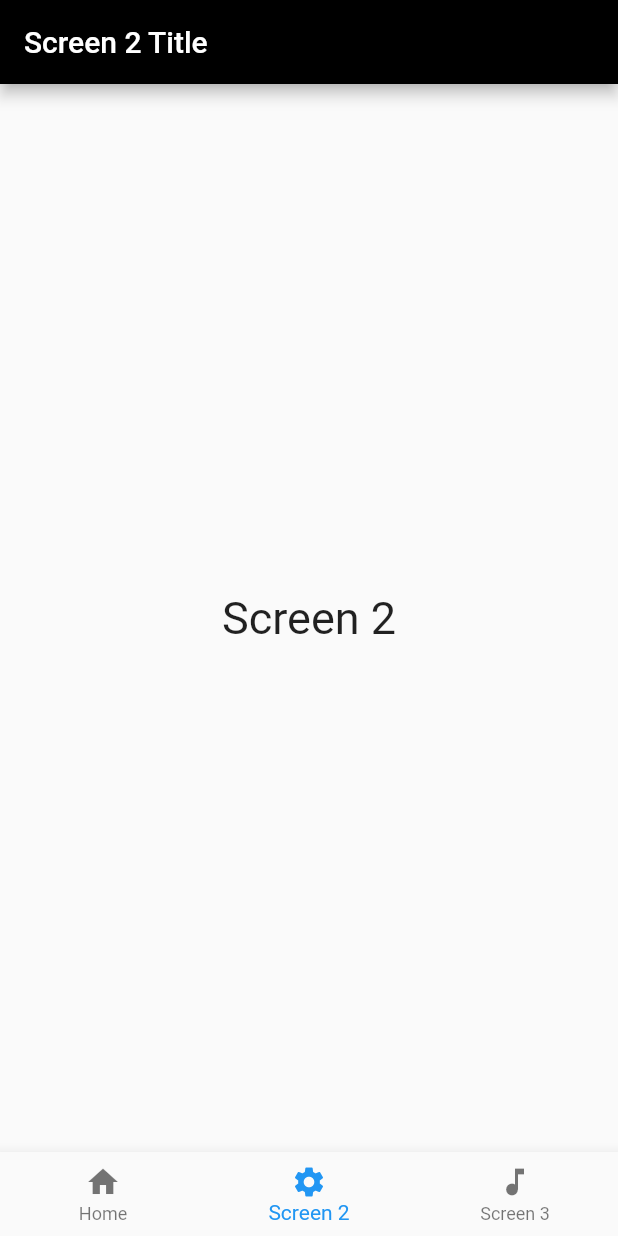
After one commit to AlbertoGobbo/MPM_Project, a Flutter app: the screen it shows after launch, item 2 of the bottom bar chosen, on a phone screen of 412 x 824 dp. The commit adds this screen. Run offline on Flutter 3.47's test engine with Material 2 defaults, Android fonts, the phone set to English and light mode, and no system bars.

Commit message:
Add the bottom navigation bar

```diff
--- a/test_app/lib/main.dart
+++ b/test_app/lib/main.dart
@@ -1,5 +1,7 @@
 import 'package:flutter/material.dart';
-// import 'package:english_words/english_words.dart';
+import './screen1.dart';
+import './screen2.dart';
+import './screen3.dart';
 
 void main() {
   runApp(const MyApp());
@@ -12,86 +14,45 @@ class MyApp extends StatelessWidget {
   @override
   Widget build(BuildContext context) {
     return MaterialApp(
+      debugShowCheckedModeBanner: false,
       title: 'HealthyFood',
       theme: ThemeData(
           appBarTheme: const AppBarTheme(
         backgroundColor: Colors.black,
         foregroundColor: Colors.white,
       )),
-      home: const IngrediantsList(),
+      home: const HomePage(),
     );
   }
 }
 
-class IngrediantsList extends StatefulWidget {
-  const IngrediantsList({Key? key}) : super(key: key);
+class HomePage extends StatefulWidget {
+  const HomePage({Key? key}) : super(key: key);
 
   @override
-  State<IngrediantsList> createState() => _IngrediantsListState();
+  State<HomePage> createState() => _HomePageState();
 }
 
-// The state of IngrediantsList, which can be changed inside the immutable IngrediantsList widget
-class _IngrediantsListState extends State<IngrediantsList> {
-  late List<bool> _isChecked;
-  // This list will contain all the ingredients and the information about nutritional values from the dataset
-  // _ingrediants = <String>[];
-  final List<String> _ingrediants = [
-    "Pasta",
-    "Rice",
-    "Pizza",
-    "Ham",
-    "Potato",
-    "Pomato",
-    "Cucumber",
-    "Jam",
-    "Orange",
-    "Apple",
-    "Sugar",
-    "Salt",
-    "Lemon"
+// The state of HomePage, which can be changed inside the immutable HomePage widget
+class _HomePageState extends State<HomePage> {
+  int _selectedScreenIndex = 0;
+  final List _screens = [
+    {"screen": const Screen1(), "title": "Ingrediants List"},
+    {"screen": const Screen2(), "title": "Screen 2 Title"},
+    {"screen": const Screen3(), "title": "Screen 3 Title"},
   ];
 
-  final List<String> _selectedIngrediants = [];
-
-  void _pushCreateRecipe() {
-    Navigator.of(context).push(
-      MaterialPageRoute<void>(
-        builder: (context) {
-          final tiles = _selectedIngrediants.map(
-            (ingredient) {
-              return ListTile(
-                title: Text(
-                  ingredient,
-                  style: const TextStyle(fontSize: 20),
-                ),
-              );
-            },
-          );
-
-          final divided = tiles.isNotEmpty
-              ? ListTile.divideTiles(context: context, tiles: tiles).toList()
-              : <Widget>[];
-
-          return Scaffold(
-            appBar: AppBar(title: const Text('Create your recipe')),
-            body: ListView(children: divided),
-          );
-        },
-      ),
-    );
-  }
-
-  @override
-  void initState() {
-    super.initState();
-    _isChecked = List<bool>.filled(_ingrediants.length, false);
+  void _selectScreen(int index) {
+    setState(() {
+      _selectedScreenIndex = index;
+    });
   }
 
   @override
   Widget build(BuildContext context) {
     return Scaffold(
       appBar: AppBar(
-        title: const Text('HealthyFood'),
+        title: Text(_screens[_selectedScreenIndex]["title"]),
         /*actions: [
           IconButton(
             icon: const Icon(Icons.list),
@@ -99,46 +60,18 @@ class _IngrediantsListState extends State<IngrediantsList> {
             tooltip: 'Saved Suggestions')
         ]*/
       ),
-      body: ListView.separated(
-        padding: const EdgeInsets.all(10.0),
-        itemCount: _ingrediants.length,
-        itemBuilder: (context, index) {
-          return CheckboxListTile(
-            title: Text(
-              _ingrediants[index],
-              style: const TextStyle(fontSize: 20),
-            ),
-            subtitle: const Text("Subtitle"),
-            secondary: const Icon(Icons.android_sharp),
-            controlAffinity: ListTileControlAffinity.platform,
-            value: _isChecked[index],
-            onChanged: (bool? value) {
-              setState(
-                () {
-                  _isChecked[index] = value!;
-                  if (_isChecked[index] == true) {
-                    _selectedIngrediants.add(_ingrediants[index]);
-                  } else {
-                    _selectedIngrediants.remove(_ingrediants[index]);
-                  }
-                },
-              );
-            },
-          );
-        },
-        separatorBuilder: (context, index) {
-          return const Divider();
-        },
+      body: _screens[_selectedScreenIndex]["screen"],
+      bottomNavigationBar: BottomNavigationBar(
+        currentIndex: _selectedScreenIndex,
+        onTap: _selectScreen,
+        items: const [
+          BottomNavigationBarItem(icon: Icon(Icons.home), label: 'Home'),
+          BottomNavigationBarItem(
+              icon: Icon(Icons.settings), label: "Screen 2"),
+          BottomNavigationBarItem(
+              icon: Icon(Icons.music_note), label: 'Screen 3'),
+        ],
       ),
-      floatingActionButton: FloatingActionButton(
-          onPressed: () {
-            // Create a toast message if there are no selected ingredients
-            _pushCreateRecipe();
-          },
-          backgroundColor: Colors.green,
-          child: const Icon(Icons.add)),
-      // bottomNavigationBar: TODO
-      // floatingActionButtonLocation: FloatingActionButtonLocation.centerDocked,
     );
   }
 }
--- /dev/null
+++ b/test_app/lib/screen2.dart
@@ -0,0 +1,15 @@
+import 'package:flutter/material.dart';
+
+class Screen2 extends StatelessWidget {
+  const Screen2({Key? key}) : super(key: key);
+
+  @override
+  Widget build(BuildContext context) {
+    return const Center(
+      child: Text(
+        'Screen 2',
+        style: TextStyle(fontSize: 30),
+      ),
+    );
+  }
+}
```
Also changed, not shown: test_app/lib/screen1.dart (added, +125 -0 lines), test_app/lib/screen3.dart (added, +15 -0 lines).
